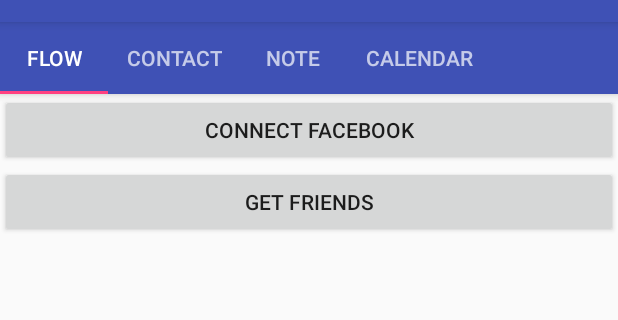
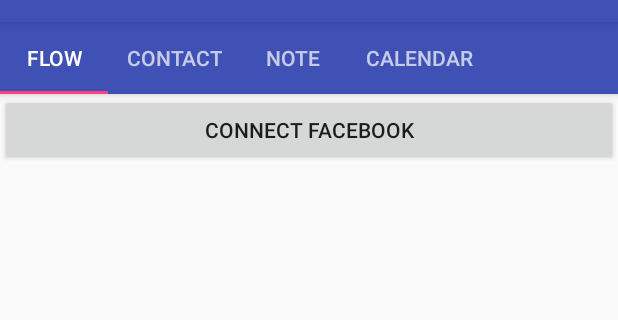
Before and after one commit to deniztas/Plaxo-Scheduler-App, an Android app: the screen it shows after launch (MainActivity), on a phone screen of 412 x 824 dp, the part 62-382 px from its top. Run offline under Robolectric (Android 15) with nearby library versions, the phone set to English and light mode, and no system bars; 2 statements that could not run were skipped.

```diff
--- a/app/src/main/java/com/example/deniz/plaxo2/fragments/ContactPage.java
+++ b/app/src/main/java/com/example/deniz/plaxo2/fragments/ContactPage.java
@@ -50,6 +50,7 @@ public class ContactPage extends Fragment {
     static final Integer ACCOUNTS = 0x6;
     static final Integer READ_CONTACT = 0x1;
     private int primaryId = 1;
+    private static ArrayList<Contact> contacts = new ArrayList<>();
 
     public View onCreateView(LayoutInflater inflater, ViewGroup container, Bundle savedInstanceState) {
         final View rootView = inflater.inflate(R.layout.contactpage_layout, container, false);
@@ -64,7 +65,8 @@ public class ContactPage extends Fragment {
             permissionButton.setVisibility(View.GONE);
             permissionText.setVisibility(View.GONE);
 
-            ArrayList contacts = getContacts(getActivity());
+            if (contacts.size() <= 0)
+                contacts = getContacts(getActivity());
 
             Collections.sort(contacts, new Comparator<Contact>() {
                 public int compare(Contact one, Contact other) {
@@ -157,17 +159,13 @@ public class ContactPage extends Fragment {
             checkDuplicate.add(currentContacts.get(i).getContactName());
         }
         if (cursor.getCount() > 0) {
+
             while (cursor.moveToNext()) {
 
                 String id = cursor.getString(cursor.getColumnIndex(ContactsContract.Contacts._ID));
                 if (cursor.getInt(cursor.getColumnIndex(ContactsContract.Contacts.HAS_PHONE_NUMBER)) > 0) {
                     Cursor cursorInfo = contentResolver.query(ContactsContract.CommonDataKinds.Phone.CONTENT_URI, null,
                             ContactsContract.CommonDataKinds.Phone.CONTACT_ID + " = ?", new String[]{id}, null);
-                    InputStream inputStream = ContactsContract.Contacts.openContactPhotoInputStream(ctx.getContentResolver(),
-                            ContentUris.withAppendedId(ContactsContract.Contacts.CONTENT_URI, new Long(id)));
-
-                    Uri person = ContentUris.withAppendedId(ContactsContract.Contacts.CONTENT_URI, new Long(id));
-
 
                     while (cursorInfo.moveToNext()) {
 
--- a/app/src/main/java/com/example/deniz/plaxo2/fragments/FlowPage.java
+++ b/app/src/main/java/com/example/deniz/plaxo2/fragments/FlowPage.java
@@ -25,7 +25,6 @@ public class FlowPage extends Fragment {
         View rootView = inflater.inflate(R.layout.flowpage_layout, container, false);
 
         connectFacebookButton = (Button) rootView.findViewById(R.id.facebook_button);
-        receiveFriends = (Button) rootView.findViewById(R.id.receive_friends);
 
         connectFacebookButton.setOnClickListener(new View.OnClickListener() {
             @Override
--- a/app/src/main/res/layout/flowpage_layout.xml
+++ b/app/src/main/res/layout/flowpage_layout.xml
@@ -16,11 +16,5 @@
             android:layout_height="wrap_content"
             android:text="Connect Facebook"
             android:onClick="onClick"/>
-
-        <Button
-            android:id="@+id/receive_friends"
-            android:layout_width="match_parent"
-            android:layout_height="wrap_content"
-            android:text="Get Friends" />
     </LinearLayout>
 </android.support.constraint.ConstraintLayout>
```
